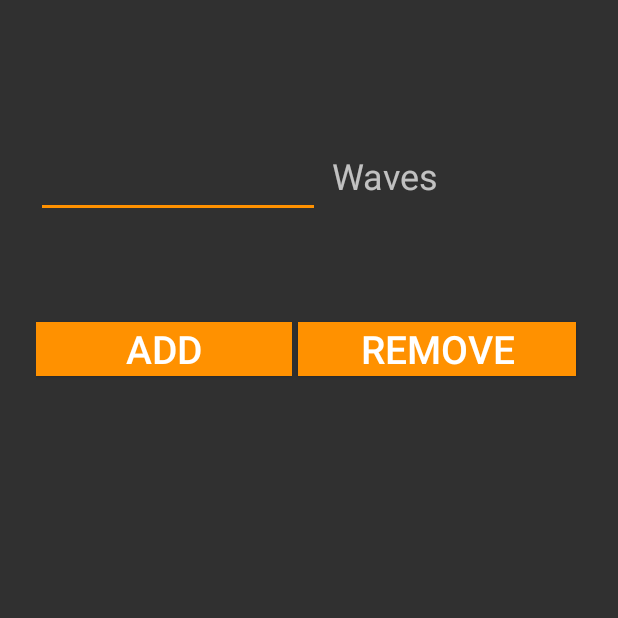
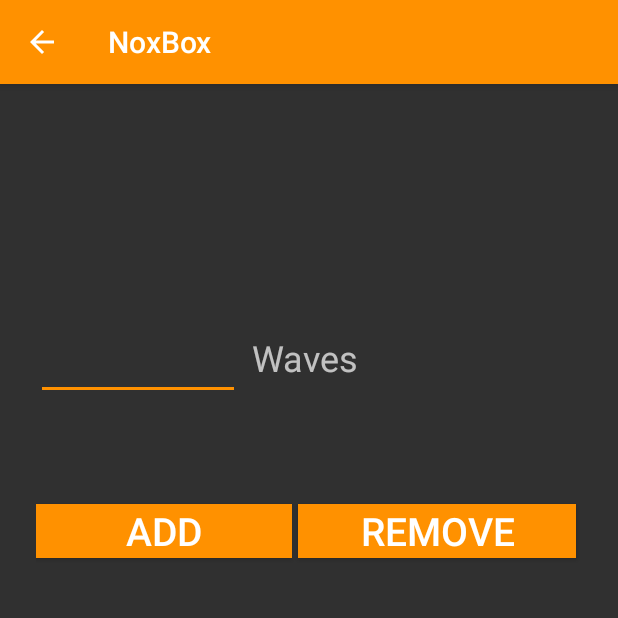
Before and after one commit to Lipnevich/noxbox, an Android app: the ConstructorNoxboxPage screen opened directly, with no data from a screen before it, on a phone screen of 412 x 824 dp, the top half of it. Run offline under Robolectric (Android 15) with nearby library versions, the phone set to English and light mode, and no system bars; our stand-ins replace Firebase (no records; nobody signed in at launch, a user with empty details on screens opened directly); libraries missing offline, so code that uses them is left out: com.crashlytics.android, com.firebase.geofire, io.fabric.sdk.

Commit message:
Обновление конструктора

```diff
--- a/app/src/main/AndroidManifest.xml
+++ b/app/src/main/AndroidManifest.xml
@@ -20,12 +20,12 @@
         <activity android:name="by.nicolay.lipnevich.noxbox.MapActivity"
                   android:theme="@style/NoActionBar"/>
         <activity android:name=".constructor.ConstructorNoxboxPage"
-            android:theme="@style/NoActionBar"/>
+           android:parentActivityName=".MapActivity"/>
         <activity
             android:name=".constructor.NoxboxTypeListPage"
             android:theme="@android:style/Theme.Holo.Light.Dialog"
             android:noHistory="true"
-            android:label="Select service">
+            android:label="@string/selectService">
         </activity>
         <activity android:name="by.nicolay.lipnevich.noxbox.pages.HistoryPage"/>
         <activity android:name="by.nicolay.lipnevich.noxbox.pages.ChatPage"
--- a/app/src/main/res/layout/activity_noxbox_constructor.xml
+++ b/app/src/main/res/layout/activity_noxbox_constructor.xml
@@ -11,18 +11,31 @@
         android:padding="24dp">
 
         <TextView
+            android:id="@+id/textProfile"
+            android:layout_width="match_parent"
+            android:layout_height="wrap_content"
+            android:gravity="center_vertical"
+            android:textSize="24sp" />
+
+        <TextView
             android:id="@+id/textRole"
             android:layout_width="match_parent"
             android:layout_height="wrap_content"
             android:gravity="center_vertical"
             android:textSize="24sp" />
+
         <TextView
             android:id="@+id/textNoxboxType"
             android:layout_width="match_parent"
             android:layout_height="wrap_content"
             android:gravity="center_vertical"
             android:textSize="24sp" />
-
+        <TextView
+            android:id="@+id/textPayment"
+            android:layout_width="match_parent"
+            android:layout_height="wrap_content"
+            android:gravity="center_vertical"
+            android:textSize="24sp" />
         <LinearLayout
             android:layout_width="match_parent"
             android:layout_height="56dp"
@@ -31,10 +44,11 @@
 
             <EditText
                 android:id="@+id/inputPrice"
-                android:layout_width="150dp"
+                android:layout_width="70dp"
                 android:layout_height="match_parent"
                 android:layout_weight="1"
-                android:inputType="numberDecimal" />
+                android:inputType="numberDecimal"
+                android:maxLength="5"/>
 
             <TextView
                 android:id="@+id/textCurrency"
--- a/app/src/main/res/layout/activity_service_dialog_list.xml
+++ b/app/src/main/res/layout/activity_service_dialog_list.xml
@@ -3,7 +3,7 @@
     android:orientation="horizontal"
     android:layout_width="wrap_content"
     android:layout_height="wrap_content"
-    android:padding="4dp" >
+    android:padding="12dp" >
 
         <ImageView
             android:layout_width="wrap_content"
@@ -18,6 +18,6 @@
             android:layout_height="wrap_content"
             android:textAppearance="?android:attr/textAppearanceMedium"
             android:id="@+id/name"
-        android:layout_gravity="center_vertical" />
+            android:layout_gravity="center_vertical|center_horizontal" />
 
 </LinearLayout>
--- a/app/src/main/res/values/strings.xml
+++ b/app/src/main/res/values/strings.xml
@@ -105,16 +105,14 @@
     <string name="onCar">I\'ll come myself by car</string>
     <string name="onTransit">I\'ll come myself by public transport</string>
     <string name="travelMode">The way of moving⯆</string>
-
     <string name="add">Add</string>
     <string name="remove">Remove</string>
-
     <string name="daily">Daytime from 10 to 18</string>
     <string name="nightly">Night from 18 to 10</string>
     <string name="accurate">Set the time manually</string>
     <string name="startTime">Beginning of working time:</string>
     <string name="endTime">End of working hours:</string>
-
-
-
+    <string name="selectService">Select service</string>
+    <string name="wantToEarn">want to earn</string>
+    <string name="readyToPay">ready to pay</string>
 </resources>
```
Also changed, not shown: app/src/main/java/by/nicolay/lipnevich/noxbox/MapActivity.java (+30 -20 lines), app/src/main/java/by/nicolay/lipnevich/noxbox/constructor/ConstructorNoxboxPage.java (+16 -7 lines), app/src/main/res/layout/activity_maps.xml (+4 -4 lines), 1 other file. Lines whose indentation alone changed are shown as unchanged.
